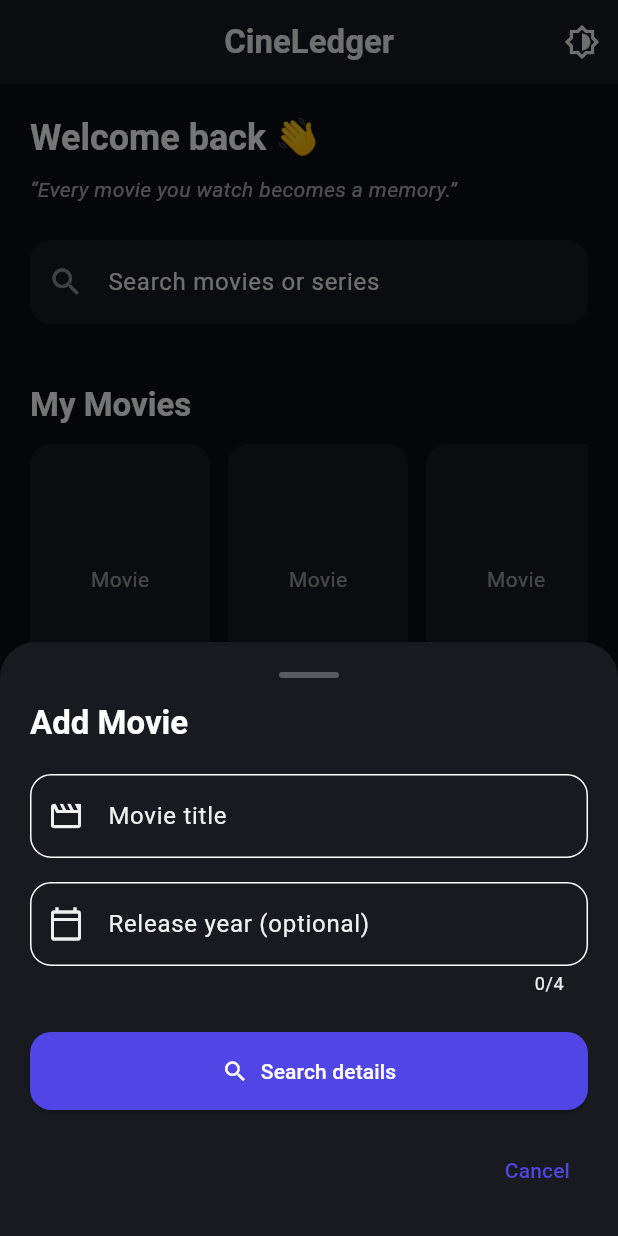
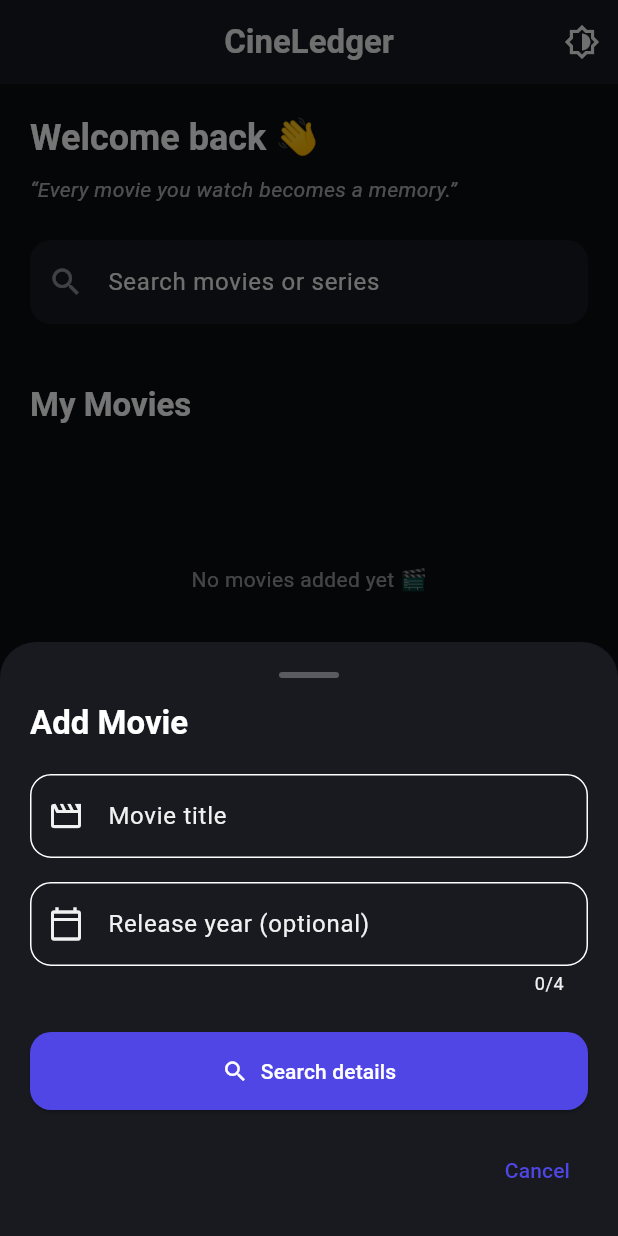
Before and after one commit to akashkr-971/CineLedger, a Flutter app: the screen it shows once a user with an empty profile is signed in, after a tap on the "add" icon, on a phone screen of 412 x 824 dp. Run offline on Flutter 3.47's test engine with Material 3 defaults, Android fonts, the phone set to English and light mode, and no system bars; our stand-ins replace cloud_firestore, firebase_auth, firebase_core, flutter_dotenv, flutter_rating_bar, flutter_riverpod and 3 more; accounts and stored records are empty.

Commit message:
Implemented local storage and also shown in home ui the list of movies

```diff
--- a/lib/features/home/tabs/home_tab.dart
+++ b/lib/features/home/tabs/home_tab.dart
@@ -1,22 +1,28 @@
 import 'package:flutter/material.dart';
 import 'package:flutter_riverpod/flutter_riverpod.dart';
 import 'home_search_tab.dart';
+import '../../movies/movie_list_provioder.dart';
+import '../../movies/models/movie_local.dart';
 
-class HomeTab extends StatelessWidget {
+class HomeTab extends ConsumerWidget {
   final AsyncValue<Map<String, dynamic>> profileAsync;
 
   const HomeTab({super.key, required this.profileAsync});
 
   @override
-  Widget build(BuildContext context) {
+  Widget build(BuildContext context, WidgetRef ref) {
     final theme = Theme.of(context);
     final colors = theme.colorScheme;
+
+    // ✅ Watch movies (Hive → Firestore)
+    final moviesAsync = ref.watch(movieListProvider);
 
     return SingleChildScrollView(
       padding: const EdgeInsets.all(20),
       child: Column(
         crossAxisAlignment: CrossAxisAlignment.start,
         children: [
+          // 👋 Welcome text
           profileAsync.when(
             loading:
                 () => Text(
@@ -41,6 +47,7 @@ class HomeTab extends StatelessWidget {
 
           const SizedBox(height: 8),
 
+          // 🎬 Quote
           Text(
             '“Every movie you watch becomes a memory.”',
             style: theme.textTheme.bodyMedium?.copyWith(
@@ -50,9 +57,13 @@ class HomeTab extends StatelessWidget {
           ),
 
           const SizedBox(height: 24),
+
+          // 🔍 Search
           const HomeSearchBar(),
+
           const SizedBox(height: 32),
 
+          // 🎞 My Movies title
           Text(
             'My Movies',
             style: theme.textTheme.titleLarge?.copyWith(
@@ -62,29 +73,141 @@ class HomeTab extends StatelessWidget {
 
           const SizedBox(height: 12),
 
-          SizedBox(
-            height: 180,
-            child: ListView.separated(
-              scrollDirection: Axis.horizontal,
-              itemCount: 5,
-              separatorBuilder: (_, __) => const SizedBox(width: 12),
-              itemBuilder: (context, index) {
-                return Container(
-                  width: 120,
-                  decoration: BoxDecoration(
-                    color: colors.surface,
-                    borderRadius: BorderRadius.circular(14),
-                  ),
+          // 🎬 Movie list (Hive-first)
+          moviesAsync.when(
+            loading:
+                () => const SizedBox(
+                  height: 180,
+                  child: Center(child: CircularProgressIndicator()),
+                ),
+
+            error:
+                (e, _) => SizedBox(
+                  height: 180,
                   child: Center(
                     child: Text(
-                      'Movie',
+                      'Failed to load movies',
+                      style: theme.textTheme.bodyMedium,
+                    ),
+                  ),
+                ),
+
+            data: (movies) {
+              if (movies.isEmpty) {
+                return SizedBox(
+                  height: 180,
+                  child: Center(
+                    child: Text(
+                      'No movies added yet 🎬',
                       style: theme.textTheme.bodyMedium?.copyWith(
                         color: colors.onSurface.withValues(alpha: 0.6),
                       ),
                     ),
                   ),
                 );
-              },
+              }
+
+              return SizedBox(
+                height: 220,
+                child: ListView.separated(
+                  scrollDirection: Axis.horizontal,
+                  itemCount: movies.length,
+                  separatorBuilder: (_, __) => const SizedBox(width: 12),
+                  itemBuilder: (context, index) {
+                    final MovieLocal movie = movies[index];
+
+                    return _MovieCard(movie: movie);
+                  },
+                ),
+              );
+            },
+          ),
+        ],
+      ),
+    );
+  }
+}
+
+class _MovieCard extends StatelessWidget {
+  final MovieLocal movie;
+
+  const _MovieCard({required this.movie});
+
+  @override
+  Widget build(BuildContext context) {
+    final theme = Theme.of(context);
+    final colors = theme.colorScheme;
+
+    return Container(
+      width: 130,
+      decoration: BoxDecoration(
+        color: colors.surface,
+        borderRadius: BorderRadius.circular(16),
+      ),
+      clipBehavior: Clip.antiAlias,
+      child: Column(
+        crossAxisAlignment: CrossAxisAlignment.start,
+        children: [
+          // 🎬 Poster
+          Expanded(
+            child:
+                movie.posterPath.isNotEmpty
+                    ? Image.network(
+                      'https://image.tmdb.org/t/p/w342${movie.posterPath}',
+                      width: double.infinity,
+                      fit: BoxFit.cover,
+                    )
+                    : Container(
+                      color: colors.onSurface.withOpacity(0.1),
+                      child: const Center(child: Icon(Icons.movie_outlined)),
+                    ),
+          ),
+
+          // 🎞 Details
+          Padding(
+            padding: const EdgeInsets.all(8),
+            child: Column(
+              crossAxisAlignment: CrossAxisAlignment.start,
+              children: [
+                Text(
+                  movie.title,
+                  maxLines: 1,
+                  overflow: TextOverflow.ellipsis,
+                  style: theme.textTheme.bodyMedium?.copyWith(
+                    fontWeight: FontWeight.w600,
+                  ),
+                ),
+
+                const SizedBox(height: 4),
+
+                Row(
+                  mainAxisAlignment: MainAxisAlignment.spaceBetween,
+                  children: [
+                    if (movie.releaseYear != null)
+                      Text(
+                        movie.releaseYear.toString(),
+                        style: theme.textTheme.bodySmall?.copyWith(
+                          color: colors.onSurface.withOpacity(0.6),
+                        ),
+                      ),
+
+                    Row(
+                      children: [
+                        Icon(
+                          Icons.star_rounded,
+                          size: 14,
+                          color: colors.secondary,
+                        ),
+                        const SizedBox(width: 2),
+                        Text(
+                          movie.rating.toStringAsFixed(1),
+                          style: theme.textTheme.bodySmall,
+                        ),
+                      ],
+                    ),
+                  ],
+                ),
+              ],
             ),
           ),
         ],
--- a/lib/features/movies/add_movie_sheet.dart
+++ b/lib/features/movies/add_movie_sheet.dart
@@ -1,15 +1,18 @@
 import 'package:flutter/material.dart';
 import 'movie_search_service.dart';
 import 'package:flutter_rating_bar/flutter_rating_bar.dart';
+import '../repositories/movie_repository.dart';
+import 'package:flutter_riverpod/flutter_riverpod.dart';
+import 'movie_list_provioder.dart';
 
-class AddMovieSheet extends StatefulWidget {
+class AddMovieSheet extends ConsumerStatefulWidget {
   const AddMovieSheet({super.key});
 
   @override
-  State<AddMovieSheet> createState() => _AddMovieSheetState();
+  ConsumerState<AddMovieSheet> createState() => _AddMovieSheetState();
 }
 
-class _AddMovieSheetState extends State<AddMovieSheet> {
+class _AddMovieSheetState extends ConsumerState<AddMovieSheet> {
   final titleController = TextEditingController();
   final noteController = TextEditingController();
 
@@ -358,8 +361,24 @@ class _AddMovieSheetState extends State<AddMovieSheet> {
                 SizedBox(
                   width: double.infinity,
                   child: ElevatedButton(
-                    onPressed: () {
-                      // 🔜 Save to Firestore (next step)
+                    onPressed: () async {
+                      if (selectedMovie == null) return;
+                      final movieRepo = MovieRepository();
+                      final navigator = Navigator.of(context);
+                      try {
+                        await movieRepo.addMovie(
+                          movie: selectedMovie!,
+                          rating: rating,
+                          note: noteController.text.trim(),
+                        );
+                        ref.invalidate(movieListProvider);
+
+                        if (!mounted) return;
+                        navigator.pop();
+                      } catch (e) {
+                        if (!mounted) return;
+                        debugPrint('Failed to save movie: $e');
+                      }
                     },
                     style: ElevatedButton.styleFrom(
                       backgroundColor: colors.primary,
--- /dev/null
+++ b/lib/features/movies/models/movie_local.dart
@@ -0,0 +1,37 @@
+import 'package:hive/hive.dart';
+
+part 'movie_local.g.dart';
+
+@HiveType(typeId: 1)
+class MovieLocal {
+  @HiveField(0)
+  final int tmdbId;
+
+  @HiveField(1)
+  final String title;
+
+  @HiveField(2)
+  final String posterPath;
+
+  @HiveField(3)
+  final int? releaseYear;
+
+  @HiveField(4)
+  final double rating;
+
+  @HiveField(5)
+  final String note;
+
+  @HiveField(6)
+  final bool watched;
+
+  MovieLocal({
+    required this.tmdbId,
+    required this.title,
+    required this.posterPath,
+    this.releaseYear,
+    required this.rating,
+    required this.note,
+    required this.watched,
+  });
+}
--- /dev/null
+++ b/lib/features/movies/movie_list_provioder.dart
@@ -0,0 +1,20 @@
+import 'package:flutter_riverpod/flutter_riverpod.dart';
+import '../repositories/movie_repository.dart';
+import '../repositories/movie_local_repository.dart';
+import 'models/movie_local.dart';
+
+final movieListProvider = FutureProvider<List<MovieLocal>>((ref) async {
+  final localRepo = MovieLocalRepository();
+  final remoteRepo = MovieRepository();
+
+  final localMovies = await localRepo.getAllMovies();
+
+  if (localMovies.isNotEmpty) {
+    return localMovies; // 🚀 instant UI
+  }
+
+  // 🔄 Fallback → Firestore
+  await remoteRepo.syncFromFirestoreToLocal();
+
+  return await localRepo.getAllMovies();
+});
--- /dev/null
+++ b/lib/features/repositories/movie_local_repository.dart
@@ -0,0 +1,35 @@
+import 'package:hive/hive.dart';
+import '../movies/models/movie_local.dart';
+
+class MovieLocalRepository {
+  static const _boxName = 'movies';
+
+  Future<Box<MovieLocal>> _openBox() async {
+    if (!Hive.isBoxOpen(_boxName)) {
+      return await Hive.openBox<MovieLocal>(_boxName);
+    }
+    return Hive.box<MovieLocal>(_boxName);
+  }
+
+  Future<List<MovieLocal>> getAllMovies() async {
+    final box = await _openBox();
+    return box.values.toList();
+  }
+
+  Future<void> saveMovie(MovieLocal movie) async {
+    final box = await _openBox();
+    await box.put(movie.tmdbId, movie);
+  }
+
+  Future<void> saveMovies(List<MovieLocal> movies) async {
+    final box = await _openBox();
+    for (final movie in movies) {
+      await box.put(movie.tmdbId, movie);
+    }
+  }
+
+  Future<bool> isEmpty() async {
+    final box = await _openBox();
+    return box.isEmpty;
+  }
+}
--- a/lib/features/repositories/movie_repository.dart
+++ b/lib/features/repositories/movie_repository.dart
@@ -1,41 +1,112 @@
 import 'package:cloud_firestore/cloud_firestore.dart';
 import 'package:firebase_auth/firebase_auth.dart';
+import 'movie_local_repository.dart';
+import '../movies/models/movie_local.dart';
 
 class MovieRepository {
-  final _firestore = FirebaseFirestore.instance;
-  final _auth = FirebaseAuth.instance;
+  final FirebaseFirestore _firestore;
+  final FirebaseAuth _auth;
+  final MovieLocalRepository _localRepo;
+
+  MovieRepository({
+    FirebaseFirestore? firestore,
+    FirebaseAuth? auth,
+    MovieLocalRepository? localRepo,
+  }) : _firestore = firestore ?? FirebaseFirestore.instance,
+       _auth = auth ?? FirebaseAuth.instance,
+       _localRepo = localRepo ?? MovieLocalRepository();
 
   Future<void> addMovie({
     required Map<String, dynamic> movie,
     required double rating,
-    required String note,
+    String? note,
   }) async {
     final user = _auth.currentUser;
-    if (user == null) throw Exception('User not logged in');
+    if (user == null) {
+      throw Exception('User not logged in');
+    }
+
+    final int tmdbId = movie['id'];
+    final String title = movie['title'];
 
     final releaseDate = movie['release_date'] ?? '';
-    final year =
-        releaseDate.isNotEmpty ? int.parse(releaseDate.split('-').first) : null;
+    final int? year =
+        releaseDate.isNotEmpty
+            ? int.tryParse(releaseDate.split('-').first)
+            : null;
 
+    /// 🔥 1. SAVE LOCALLY FIRST (offline-first)
+    final localMovie = MovieLocal(
+      tmdbId: tmdbId,
+      title: title,
+      posterPath: movie['poster_path'] ?? '',
+      releaseYear: year,
+      rating: rating,
+      note: note ?? '',
+      watched: true,
+    );
+
+    await _localRepo.saveMovie(localMovie);
+
+    /// ☁️ 2. SYNC TO FIRESTORE
     await _firestore
         .collection('users')
         .doc(user.uid)
         .collection('movies')
-        .doc(movie['id'].toString())
+        .doc(tmdbId.toString())
         .set({
-          'tmdbId': movie['id'],
-          'title': movie['title'],
+          'tmdbId': tmdbId,
+          'userId': user.uid,
+
+          'title': title,
           'originalTitle': movie['original_title'],
           'overview': movie['overview'],
+
           'posterPath': movie['poster_path'],
           'backdropPath': movie['backdrop_path'],
-          'genres': movie['genre_ids'],
+
+          'genres': movie['genre_ids'] ?? [],
           'releaseYear': year,
+
           'rating': rating,
-          'note': note,
+          'note': note ?? '',
+          'watched': true,
+
           'voteAverage': movie['vote_average'],
           'voteCount': movie['vote_count'],
+
           'createdAt': FieldValue.serverTimestamp(),
-        });
+        }, SetOptions(merge: true));
+  }
+
+  Future<void> syncFromFirestoreToLocal() async {
+    final user = _auth.currentUser;
+    if (user == null) return;
+
+    final snapshot =
+        await _firestore
+            .collection('users')
+            .doc(user.uid)
+            .collection('movies')
+            .get();
+
+    final localRepo = MovieLocalRepository();
+
+    final movies =
+        snapshot.docs.map((doc) {
+          final data = doc.data();
+
+          return MovieLocal(
+            tmdbId: data['tmdbId'],
+            title: data['title'],
+            posterPath: data['posterPath'] ?? '',
+            releaseYear: data['releaseYear'],
+            rating: (data['rating'] ?? 0).toDouble(),
+            note: data['note'] ?? '',
+            watched: data['watched'] ?? true,
+          );
+        }).toList();
+
+    await localRepo.saveMovies(movies);
   }
 }
--- a/lib/main.dart
+++ b/lib/main.dart
@@ -8,12 +8,17 @@ import 'features/auth/login_screen.dart';
 import 'features/home/home_screen.dart';
 import 'features/auth/verify_email.dart';
 import 'package:flutter_dotenv/flutter_dotenv.dart';
+import 'package:hive_flutter/hive_flutter.dart';
+import 'features/movies/models/movie_local.dart';
 
 void main() async {
   WidgetsFlutterBinding.ensureInitialized();
   await dotenv.load(fileName: ".env");
   await Firebase.initializeApp();
 
+  await Hive.initFlutter();
+  Hive.registerAdapter(MovieLocalAdapter());
+  await Hive.openBox<MovieLocal>('movies');
   runApp(const ProviderScope(child: CineLedgerApp()));
 }
 
--- a/pubspec.yaml
+++ b/pubspec.yaml
@@ -39,6 +39,8 @@ dependencies:
   http: ^1.6.0
   flutter_dotenv: ^5.1.0
   flutter_rating_bar: ^4.0.1
+  hive: ^2.2.3
+  hive_flutter: ^1.1.0
 
 dev_dependencies:
   flutter_test:
@@ -46,6 +48,8 @@ dev_dependencies:
   flutter_launcher_icons: ^0.13.1
   flutter_native_splash: ^2.4.0
   flutter_lints: ^5.0.0
+  hive_generator: ^2.0.1
+  build_runner: ^2.4.8
 
 flutter_icons:
   android: true
```
Also changed, not shown: lib/features/movies/models/movie_local.g.dart (added), pubspec.lock, 1 other file.
